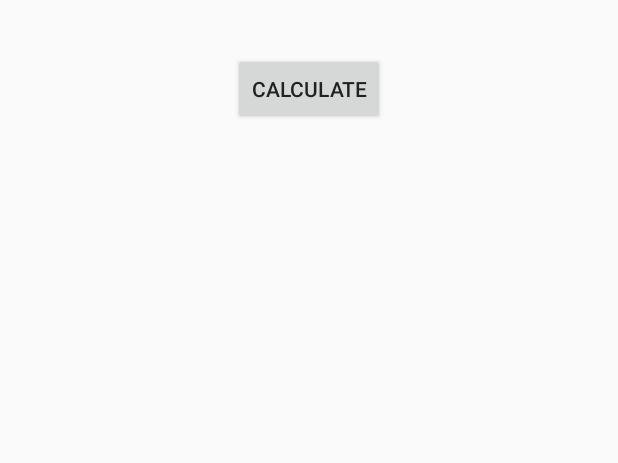
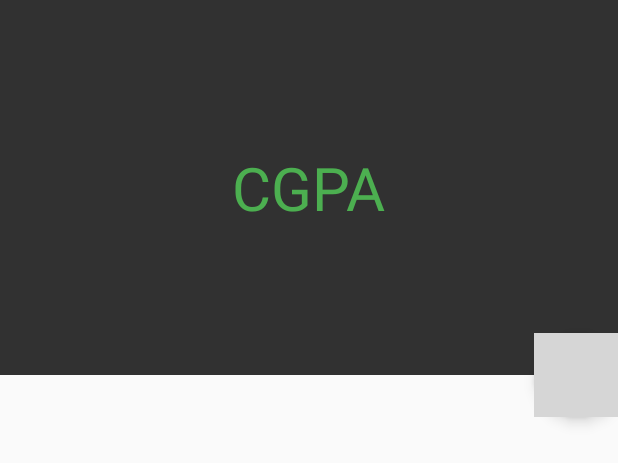
Before and after one commit to bullheadandplato/refactored-fortnight, an Android app: the layout activity_main.xml on its own in the app's theme, with its tools: preview values and no code run, on a phone screen of 412 x 824 dp. Shown: the top 463 px of the screen. Run offline under Robolectric (Android 15) with nearby library versions, the phone set to English and light mode, and no system bars; grey boxes are pictures that could not be loaded.

Commit message:
created collapse layout

```diff
--- a/app/build.gradle
+++ b/app/build.gradle
@@ -2,7 +2,7 @@ apply plugin: 'com.android.application'
 
 android {
     compileSdkVersion 25
-    buildToolsVersion "25.0.0"
+    buildToolsVersion "25.0.3"
     defaultConfig {
         applicationId "com.osama.cgpacalculator"
         minSdkVersion 15
@@ -25,8 +25,8 @@ dependencies {
     androidTestCompile('com.android.support.test.espresso:espresso-core:2.2.2', {
         exclude group: 'com.android.support', module: 'support-annotations'
     })
-    compile 'com.android.support:appcompat-v7:25.0.1'
-    compile 'com.android.support:cardview-v7:25.0.1'
-    compile 'com.android.support:design:25.0.1'
+    compile 'com.android.support:appcompat-v7:25.3.1'
+    compile 'com.android.support:cardview-v7:25.3.1'
+    compile 'com.android.support:design:25.3.1'
     testCompile 'junit:junit:4.12'
 }
--- a/app/src/main/res/layout/activity_main.xml
+++ b/app/src/main/res/layout/activity_main.xml
@@ -1,10 +1,45 @@
 <?xml version="1.0" encoding="utf-8"?>
-<ScrollView
-    xmlns:android="http://schemas.android.com/apk/res/android"
+<android.support.design.widget.CoordinatorLayout xmlns:android="http://schemas.android.com/apk/res/android"
     xmlns:tools="http://schemas.android.com/tools"
     android:layout_height="match_parent"
     android:layout_width="match_parent"
-    >
+    xmlns:app="http://schemas.android.com/apk/res-auto">
+    <android.support.design.widget.AppBarLayout
+        android:layout_width="match_parent"
+        android:layout_height="wrap_content"
+        android:id="@+id/collapsing_bar"
+        >
+        <android.support.design.widget.CollapsingToolbarLayout
+            android:layout_height="250dp"
+            android:layout_width="match_parent"
+            app:layout_scrollFlags="scroll|exitUntilCollapsed"
+            android:background="@color/colorPrimary"
+        >
+            <TextView
+                android:layout_width="wrap_content"
+                android:layout_height="wrap_content"
+                android:textColor="@color/colorAccent"
+                android:textSize="40sp"
+                android:layout_gravity="center"
+                android:text="@string/cgpa_message"
+                android:id="@+id/show_cgpa_textview"
+                />
+            <android.support.v7.widget.Toolbar
+            android:id="@+id/toolbar"
+            android:layout_width="match_parent"
+            android:layout_height="?attr/actionBarSize"
+            app:popupTheme="@style/ThemeOverlay.AppCompat.Light"
+            app:layout_collapseMode="pin" />
+
+        </android.support.design.widget.CollapsingToolbarLayout>
+    </android.support.design.widget.AppBarLayout>
+
+    <android.support.v4.widget.NestedScrollView
+        android:layout_width="match_parent"
+        android:layout_height="wrap_content"
+        android:clipToPadding="false"
+    app:layout_behavior="@string/appbar_scrolling_view_behavior"
+        >
     <RelativeLayout
         android:id="@+id/activity_main"
         android:layout_width="match_parent"
@@ -24,18 +59,22 @@
         <android.support.v7.widget.AppCompatTextView
             android:layout_width="wrap_content"
             android:layout_height="wrap_content"
-            android:id="@+id/show_cgpa_textview"
             android:layout_below="@id/subjects_list"
             android:layout_centerHorizontal="true"
 
             />
-        <android.support.v7.widget.AppCompatButton
+
+    </RelativeLayout>
+    </android.support.v4.widget.NestedScrollView>
+     <android.support.design.widget.FloatingActionButton
             android:layout_width="wrap_content"
             android:layout_height="wrap_content"
             android:text="@string/cal_button_text"
-            android:layout_below="@id/show_cgpa_textview"
             android:layout_centerHorizontal="true"
             android:id="@+id/calculate_button"
+         app:layout_anchor="@id/collapsing_bar"
+         app:layout_anchorGravity="bottom|right|end"
+         app:srcCompat="@drawable/ic_check"
+         android:tint="#FFF"
             />
-    </RelativeLayout>
-</ScrollView>
+</android.support.design.widget.CoordinatorLayout>
--- /dev/null
+++ b/app/src/main/res/values-v21/styles.xml
@@ -0,0 +1,11 @@
+<?xml version="1.0" encoding="utf-8"?>
+<resources>
+
+    <style name="AppTheme" parent="Theme.AppCompat.Light.NoActionBar">
+        <item name="colorPrimary">@color/colorPrimary</item>
+        <item name="colorPrimaryDark">@color/colorPrimaryDark</item>
+        <item name="colorAccent">@color/colorAccent</item>
+        <item name="android:textColorPrimary">@color/textColorPrimary</item>
+        <item name="android:textColorTertiary">@color/textColorTertiary</item>
+    </style>
+</resources>
--- a/app/src/main/res/values/strings.xml
+++ b/app/src/main/res/values/strings.xml
@@ -40,4 +40,5 @@
     </string>
     <string name="grade_note">These grades are according to my university grading scheme.
         Your grade scheme may vary.</string>
+    <string name="cgpa_message">CGPA</string>
 </resources>
--- a/build.gradle
+++ b/build.gradle
@@ -5,7 +5,7 @@ buildscript {
         jcenter()
     }
     dependencies {
-        classpath 'com.android.tools.build:gradle:2.2.3'
+        classpath 'com.android.tools.build:gradle:2.3.3'
 
         // NOTE: Do not place your application dependencies here; they belong
         // in the individual module build.gradle files
```
Also changed, not shown: gradle/wrapper/gradle-wrapper.properties, 1 other file.
